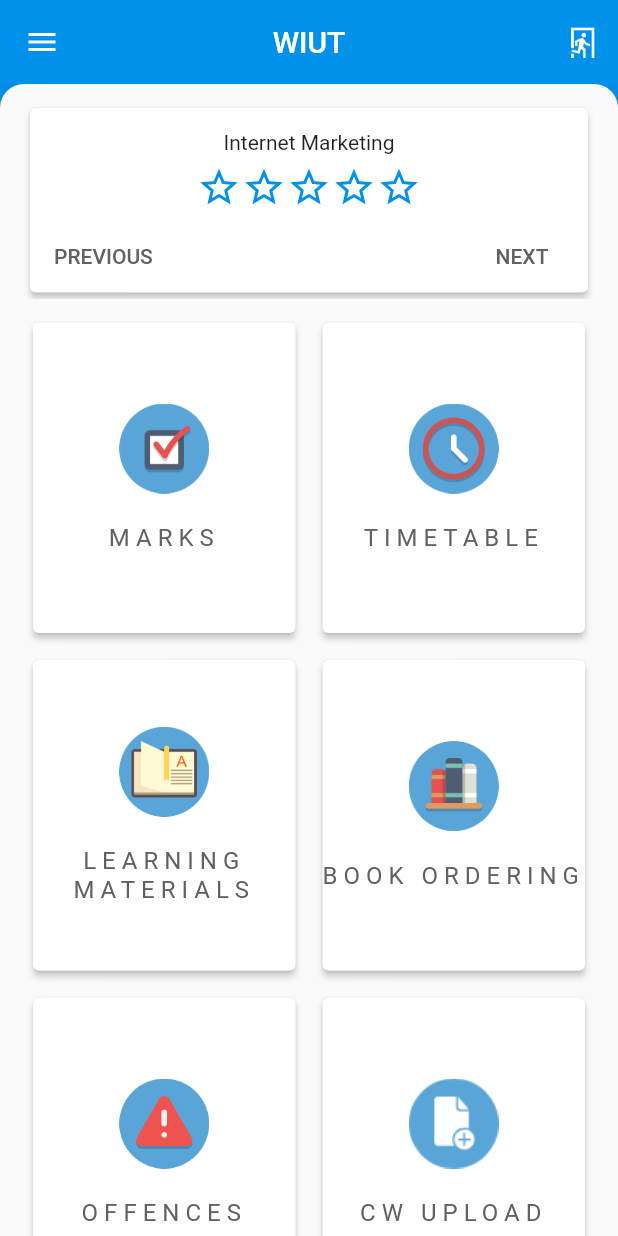
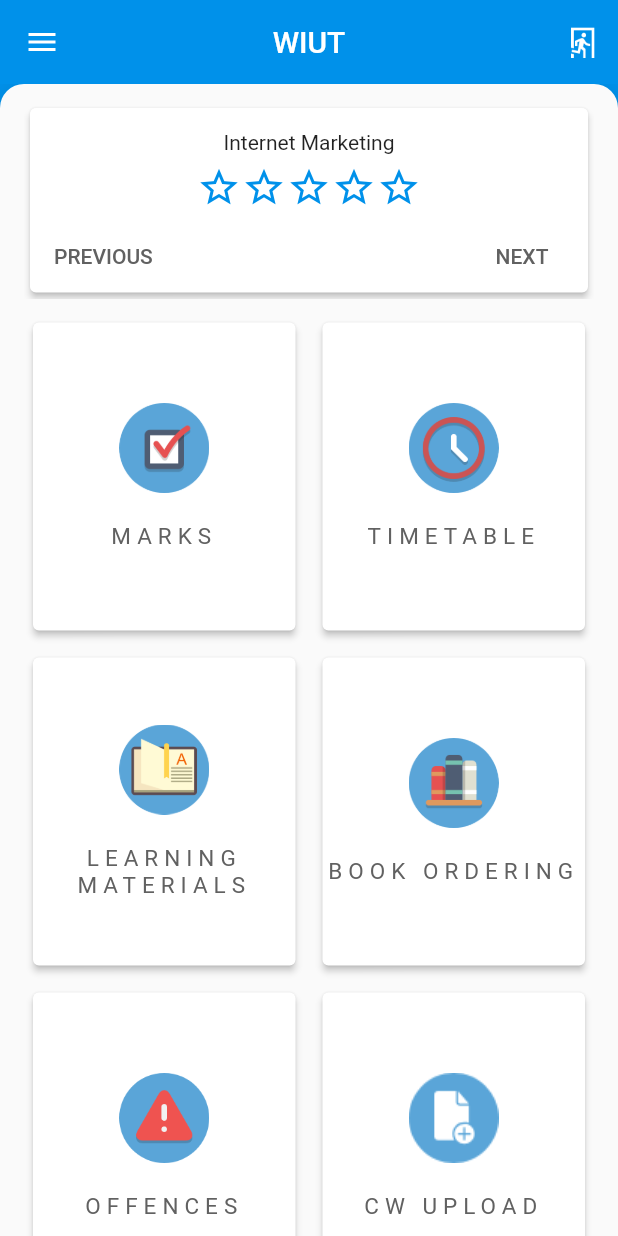
Before and after one commit to devdesrel/StudentSystemWIUT, a Flutter app: the HomePage screen opened by its route, after a tap on "HOME", on a phone screen of 412 x 824 dp. Run offline on Flutter 3.47's test engine with Material 2 defaults, Android fonts, the phone set to English and light mode, and no system bars; our stand-ins replace cached_network_image, connectivity, flushbar, flutter_map, font_awesome_flutter, image_picker and 5 more; missing offline and left inert: flutter_circular_chart, simple_permissions; accounts and stored records are empty; network calls fail.

Commit message:
IOS small design fixes

```diff
--- a/lib/pages/contacts_page.dart
+++ b/lib/pages/contacts_page.dart
@@ -23,7 +23,7 @@ class ContactsPage extends StatelessWidget {
                   title: '(+998 71) 238 74 00',
                   subtitle: 'Enquiry office',
                   icon: Icons.phone,
-                  urlFrom: 'tel:+998712387400',
+                  urlFrom: 'tel:+998 71 238 74 00',
                 ),
                 Divider(
                   height: 0.0,
--- a/lib/pages/home_page.dart
+++ b/lib/pages/home_page.dart
@@ -151,7 +151,7 @@ class CustomGridView {
                 name.toUpperCase(),
                 textAlign: TextAlign.center,
                 style: Theme.of(context).textTheme.body1.copyWith(
-                    letterSpacing: 4.0, color: textColor, fontSize: 16.0),
+                    letterSpacing: 4.0, color: textColor, fontSize: 15.0),
               )),
             ],
           ),
@@ -170,7 +170,7 @@ class CustomGridView {
     return SliverGrid.count(
         // padding: EdgeInsets.all(16.0),
         // shrinkWrap: true,
-        childAspectRatio: (itemWidth / itemHeight), //0.85
+        childAspectRatio: 0.9, //0.85
         // scrollDirection: Axis.vertical,
         // controller: ScrollController(keepScrollOffset: false),
         crossAxisCount: 2,
--- a/lib/pages/marks_page.dart
+++ b/lib/pages/marks_page.dart
@@ -273,9 +273,7 @@ class CustomGridView {
                 // primary: true,
                 padding: EdgeInsets.symmetric(vertical: 10.0, horizontal: 16.0),
                 crossAxisCount: snapshot.data.length > 2 ? 2 : 1,
-                childAspectRatio: snapshot.data.length > 2
-                    ? (itemWidth / itemHeight)
-                    : (itemWidth / itemHeight * 2.5), //1.38
+                childAspectRatio: snapshot.data.length > 2 ? 1.4 : 2.8, //1.38
                 shrinkWrap: true,
                 scrollDirection: Axis.vertical,
                 controller: ScrollController(keepScrollOffset: false),
```
